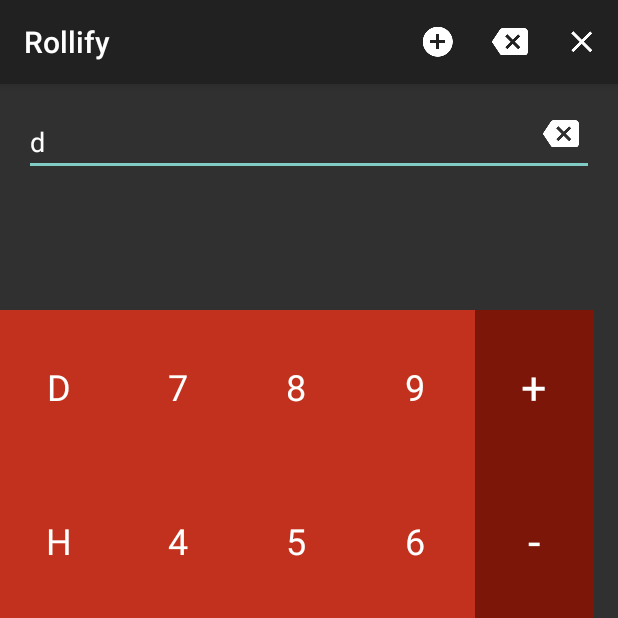
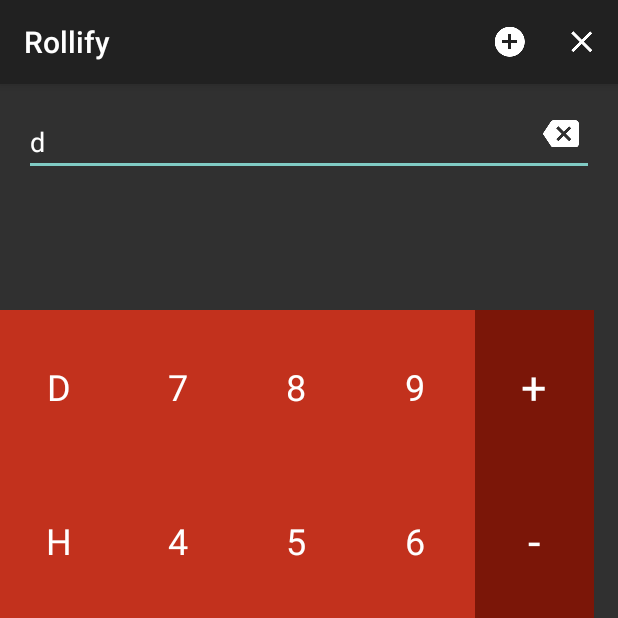
Before and after one commit to ChemicalRocketeer/Rollify, an Android app: the screen it shows after launch (MainActivity), after a tap on an icon or button, on a phone screen of 412 x 824 dp, the top half of it. Run offline under Robolectric (Android 15) with nearby library versions, the light colour scheme and no system bars; libraries missing offline, so code that uses them is left out: com.orm, com.orm.query; 3 statements that could not run were skipped.

Commit message:
Remove old backspace button, add backspace stack
The backspace stack will allow the backspace button to delete discrete
sections of text (such as numbers or formula names) instead of just
individual letters

```diff
--- a/Rollify/app/src/main/java/com/digitalrocketry/rollify/CalculatorDisplayFragment.java
+++ b/Rollify/app/src/main/java/com/digitalrocketry/rollify/CalculatorDisplayFragment.java
@@ -13,11 +13,14 @@
 
 import com.digitalrocketry.rollify.db.Formula;
 
+import java.util.Stack;
+
 public class CalculatorDisplayFragment extends Fragment implements FormulaListFragment.FormulaUser {
 
     TextView displayText;
     EditText expressionEditor;
     View backspaceButton;
+    Stack<String> backspaceStack;
 
     public CalculatorDisplayFragment() {
         // Required empty public constructor
@@ -30,12 +33,6 @@
         expressionEditor = (EditText) layout.findViewById(R.id.calcExpressionEdit);
         displayText = (TextView) layout.findViewById(R.id.calcExpressionDisplay);
         backspaceButton = layout.findViewById(R.id.backspaceButton);
-        backspaceButton.setOnClickListener(new View.OnClickListener() {
-            @Override
-            public void onClick(View v) {
-                backspaceAtCursor();
-            }
-        });
         backspaceButton.setOnTouchListener(new View.OnTouchListener() {
 
             Handler handler;
@@ -73,6 +70,10 @@
 
         });
         updateBackspaceVisibility();
+        backspaceStack = new Stack<>();
+        if (expressionEditor.length() != 0) {
+            backspaceStack.push(getEditorText());
+        }
         return layout;
     }
 
@@ -82,6 +83,10 @@
 
     public void setEditorText(String text) {
         expressionEditor.setText(text);
+        backspaceStack.clear();
+        if (expressionEditor.length() != 0) {
+            backspaceStack.push(text);
+        }
         updateBackspaceVisibility();
     }
 
@@ -94,6 +99,7 @@
         int end = Math.max(expressionEditor.getSelectionEnd(), 0);
         Editable editable = expressionEditor.getEditableText();
         editable.replace(Math.min(start, end), Math.max(start, end), text);
+        backspaceStack.push(text);
         updateBackspaceVisibility();
     }
 
@@ -113,6 +119,7 @@
 
     public void clearExpression() {
         expressionEditor.getEditableText().clear();
+        backspaceStack.clear();
         updateBackspaceVisibility();
     }
 
--- a/Rollify/app/src/main/res/menu/main.xml
+++ b/Rollify/app/src/main/res/menu/main.xml
@@ -7,11 +7,6 @@
         android:title="@string/add_formula"
         app:showAsAction="withText|ifRoom" />
     <item
-        android:id="@+id/action_backspace"
-        android:icon="@drawable/ic_backspace_white_24dp"
-        android:title="-b"
-        app:showAsAction="withText|ifRoom" />
-    <item
         android:id="@+id/action_clear_expression"
         android:icon="@drawable/ic_clear_white_24dp"
         android:title="-X"
```
